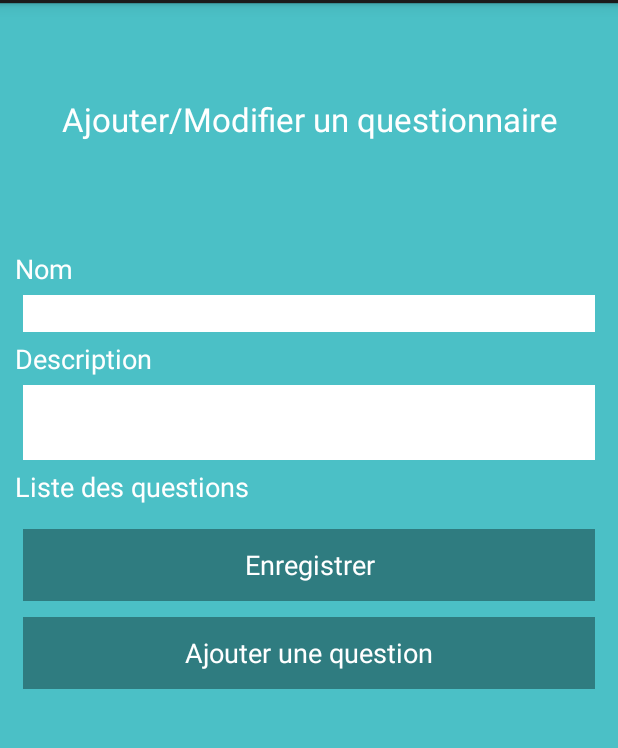
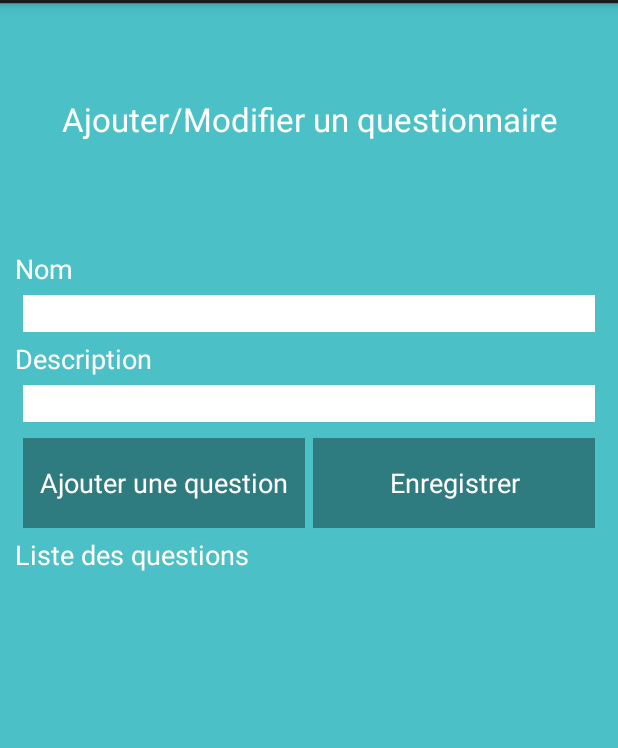
Before and after one commit to Mugiwaranojo/QCMPlus, an Android app: the layout activity_mcq_save.xml on its own in the app's theme, with its tools: preview values and no code run, on a phone screen of 412 x 824 dp, the part 69-817 px from its top. Run offline under Robolectric (Android 15) with nearby library versions, the phone set to English and light mode, and no system bars.

Commit message:
Ajout/Suppression de questions

```diff
--- a/QCMPlusAdmin/app/src/main/java/thomascorfield/fr/qcmplusadmin/Controllers/AdminActivity.java
+++ b/QCMPlusAdmin/app/src/main/java/thomascorfield/fr/qcmplusadmin/Controllers/AdminActivity.java
@@ -1,7 +1,6 @@
 package thomascorfield.fr.qcmplusadmin.Controllers;
 
 import android.app.Activity;
-import android.app.ProgressDialog;
 import android.content.Intent;
 import android.os.Bundle;
 import android.view.View;
--- a/QCMPlusAdmin/app/src/main/java/thomascorfield/fr/qcmplusadmin/Controllers/MCQSaveActivity.java
+++ b/QCMPlusAdmin/app/src/main/java/thomascorfield/fr/qcmplusadmin/Controllers/MCQSaveActivity.java
@@ -78,7 +78,7 @@ public class MCQSaveActivity extends Activity implements IAPIServiceResultListen
             }
         });
 
-        this.questions = Question.getAllQuestions(2);
+        this.questions = Question.getAllQuestions(10);
 
         this.listView = (ListView) findViewById(R.id.listView);
         QuestionAdapter adapter = new QuestionAdapter(this, questions);
--- a/QCMPlusAdmin/app/src/main/java/thomascorfield/fr/qcmplusadmin/Controllers/QuestionSaveActivity.java
+++ b/QCMPlusAdmin/app/src/main/java/thomascorfield/fr/qcmplusadmin/Controllers/QuestionSaveActivity.java
@@ -69,7 +69,7 @@ public class QuestionSaveActivity extends Activity implements IAPIServiceResultL
             this.editTextOption5.setText(currentQuestion.getOptions().get(4).getStatement());
         }
 
-        /*MCQServiceManager.getInstance(this).setQuestionListener(this);
+        MCQServiceManager.getInstance(this).setQuestionListener(this);
         this.questionSaveBtn = (Button) findViewById(R.id.questionSaveBtn);
         this.questionSaveBtn.setOnClickListener(new View.OnClickListener() {
 
@@ -78,14 +78,14 @@ public class QuestionSaveActivity extends Activity implements IAPIServiceResultL
                 currentQuestion.setStatement(editTextStatement.getText().toString());
                 MCQServiceManager.getInstance(getApplicationContext()).saveQuestion(currentQuestion);
             }
-        });*/
+        });
     }
 
     @Override
     public void onApiResultListener(Question obj, ParseException e) {
         if(obj!=null){
             Toast.makeText(this, "Question enregistrée", Toast.LENGTH_LONG).show();
-            startActivity(new Intent(this, UserListActivity.class));
+            startActivity(new Intent(this, MCQListActivity.class));
         }
     }
 }
--- a/QCMPlusAdmin/app/src/main/java/thomascorfield/fr/qcmplusadmin/Model/Option.java
+++ b/QCMPlusAdmin/app/src/main/java/thomascorfield/fr/qcmplusadmin/Model/Option.java
@@ -12,11 +12,11 @@ public class Option implements Serializable{
 
     }
 
-    public String getIdentifier() {
+    public String getObjectId() {
         return objectId;
     }
 
-    public void setIdentifier(String objectId) {
+    public void setObjectId(String objectId) {
         this.objectId = objectId;
     }
 
--- a/QCMPlusAdmin/app/src/main/java/thomascorfield/fr/qcmplusadmin/apiService/DAO/UserAnswerDAO.java
+++ b/QCMPlusAdmin/app/src/main/java/thomascorfield/fr/qcmplusadmin/apiService/DAO/UserAnswerDAO.java
@@ -67,8 +67,8 @@ public class UserAnswerDAO implements IDAO<UserAnswer>{
 
     public UserAnswer parseObjectToUserAnswer(ParseObject pObj) throws ParseException {
         UserAnswer userAnswer= new UserAnswer();
-        userAnswer.setQuestion(QuestionDAO.getInstance().parseOjectToQuestion(pObj.getParseObject("question").fetchIfNeeded()));
-        userAnswer.setAnswer(OptionDAO.getInstance().parseOjectToOption(pObj.getParseObject("option").fetchIfNeeded()));
+        userAnswer.setQuestion(QuestionDAO.getInstance().parseObjectToQuestion(pObj.getParseObject("question").fetchIfNeeded()));
+        userAnswer.setAnswer(OptionDAO.getInstance().parseObjectToOption(pObj.getParseObject("option").fetchIfNeeded()));
         return userAnswer;
     }
 }
--- a/QCMPlusAdmin/app/src/main/java/thomascorfield/fr/qcmplusadmin/apiService/DAO/UserMCQDAO.java
+++ b/QCMPlusAdmin/app/src/main/java/thomascorfield/fr/qcmplusadmin/apiService/DAO/UserMCQDAO.java
@@ -90,7 +90,7 @@ public class UserMCQDAO implements IDAO<UserMCQDAO> {
             userMCQ.setUser(user);
         }else {
             MCQ mcq= MCQDAO.parseObjectToMCQ(pObject.getParseObject("mcq").fetchIfNeeded());
-            ArrayList<Question> questions= QuestionDAO.getInstance().findByMQC(mcq);
+            ArrayList<Question> questions= QuestionDAO.getInstance().findByMCQ(mcq);
             mcq.setQuestions(questions);
             userMCQ.setMcq(mcq);
         }
--- a/QCMPlusAdmin/app/src/main/res/layout/activity_mcq_save.xml
+++ b/QCMPlusAdmin/app/src/main/res/layout/activity_mcq_save.xml
@@ -40,6 +40,9 @@
             android:layout_height="wrap_content">
 
             <EditText
+                android:paddingLeft="5dp"
+                android:paddingRight="5dp"
+                android:inputType="text"
                 android:layout_margin="5dp"
                 android:layout_width="fill_parent"
                 android:layout_height="wrap_content"
@@ -68,12 +71,45 @@
             android:layout_height="wrap_content">
 
             <EditText
+                android:paddingLeft="5dp"
+                android:paddingRight="5dp"
+                android:layout_margin="5dp"
+                android:layout_height="wrap_content"
                 android:layout_width="fill_parent"
-                android:layout_margin="5dp"
-                android:layout_height="50dp"
                 android:inputType="textMultiLine"
                 android:background="@android:color/white"
                 android:id="@+id/editTextDescription" />
+
+        </LinearLayout>
+
+        <LinearLayout
+            android:layout_margin="5dp"
+            android:orientation="horizontal"
+            android:layout_width="match_parent"
+            android:layout_height="wrap_content">
+
+            <Button
+                android:padding="5dp"
+                android:layout_width="0dp"
+                android:layout_weight="50"
+                android:layout_height="60dp"
+                android:text="@string/mcq_save_add_question"
+                android:id="@+id/addQuestionBtn"
+                android:background="#2F7C80"
+                android:textColor="@android:color/white"
+                android:layout_gravity="center_horizontal" />
+
+            <Button
+                android:padding="5dp"
+                android:layout_width="0dp"
+                android:layout_weight="50"
+                android:layout_height="60dp"
+                android:layout_marginLeft="5dp"
+                android:text="@string/mcq_save_submit"
+                android:id="@+id/mcqSaveBtn"
+                android:background="#2F7C80"
+                android:textColor="@android:color/white"
+                android:layout_gravity="center_horizontal" />
 
         </LinearLayout>
 
@@ -107,42 +143,6 @@
 
         </LinearLayout>
 
-        <LinearLayout
-            android:orientation="horizontal"
-            android:layout_width="match_parent"
-            android:layout_height="wrap_content">
-
-            <Button
-                android:layout_width="match_parent"
-                android:layout_height="wrap_content"
-                android:text="@string/mcq_save_submit"
-                android:id="@+id/mcqSaveBtn"
-                android:background="#2F7C80"
-                android:padding="10dp"
-                android:layout_margin="5dp"
-                android:textColor="@android:color/white"
-                android:layout_gravity="center_horizontal" />
-
-        </LinearLayout>
-
-        <LinearLayout
-            android:orientation="horizontal"
-            android:layout_width="match_parent"
-            android:layout_height="wrap_content">
-
-            <Button
-                android:layout_width="match_parent"
-                android:layout_height="wrap_content"
-                android:text="@string/mcq_save_add_question"
-                android:id="@+id/addQuestionBtn"
-                android:background="#2F7C80"
-                android:padding="10dp"
-                android:layout_margin="5dp"
-                android:textColor="@android:color/white"
-                android:layout_gravity="center_horizontal" />
-
-        </LinearLayout>
-
     </LinearLayout>
 
 </LinearLayout>
```
Also changed, not shown: QCMPlusAdmin/app/src/main/java/thomascorfield/fr/qcmplusadmin/Model/User.java (+0 -27 lines), QCMPlusAdmin/app/src/main/java/thomascorfield/fr/qcmplusadmin/apiService/DAO/OptionDAO.java (+49 -8 lines), QCMPlusAdmin/app/src/main/java/thomascorfield/fr/qcmplusadmin/apiService/DAO/QuestionDAO.java (+50 -9 lines), QCMPlusAdmin/app/src/main/java/thomascorfield/fr/qcmplusadmin/apiService/MCQServiceManager.java (+21 -0 lines), QCMPlusAdmin/app/src/main/res/layout/activity_question_save.xml (+12 -0 lines), QCMPlusAdmin/app/src/main/res/layout/activity_user_save.xml (+10 -0 lines).
